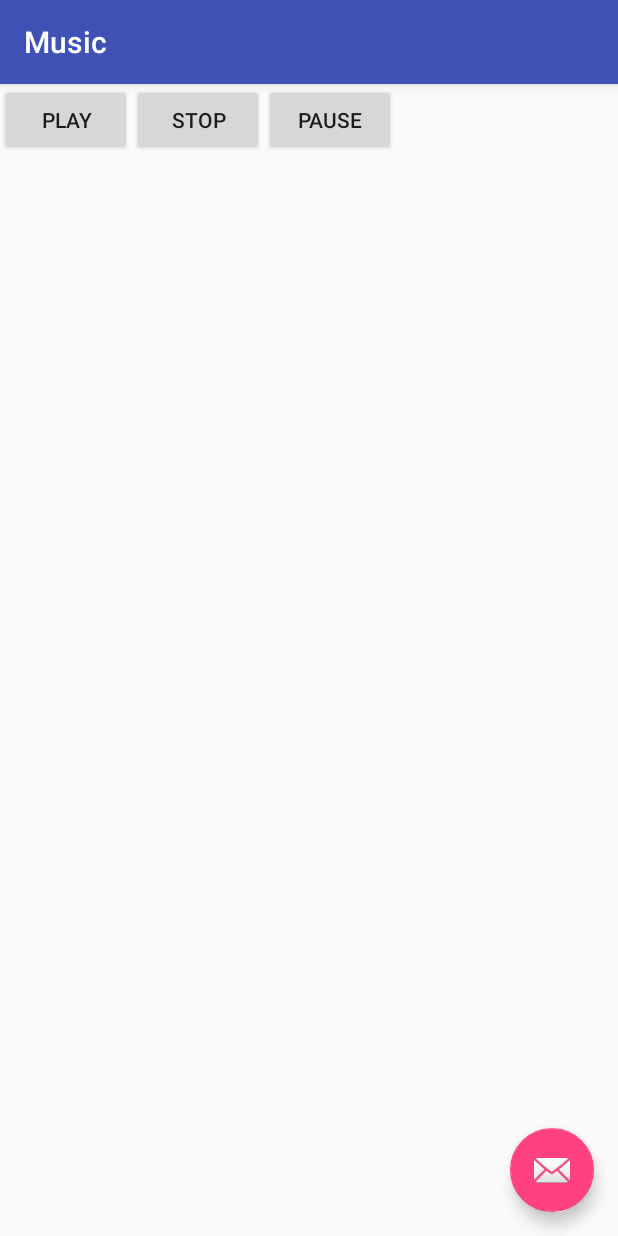
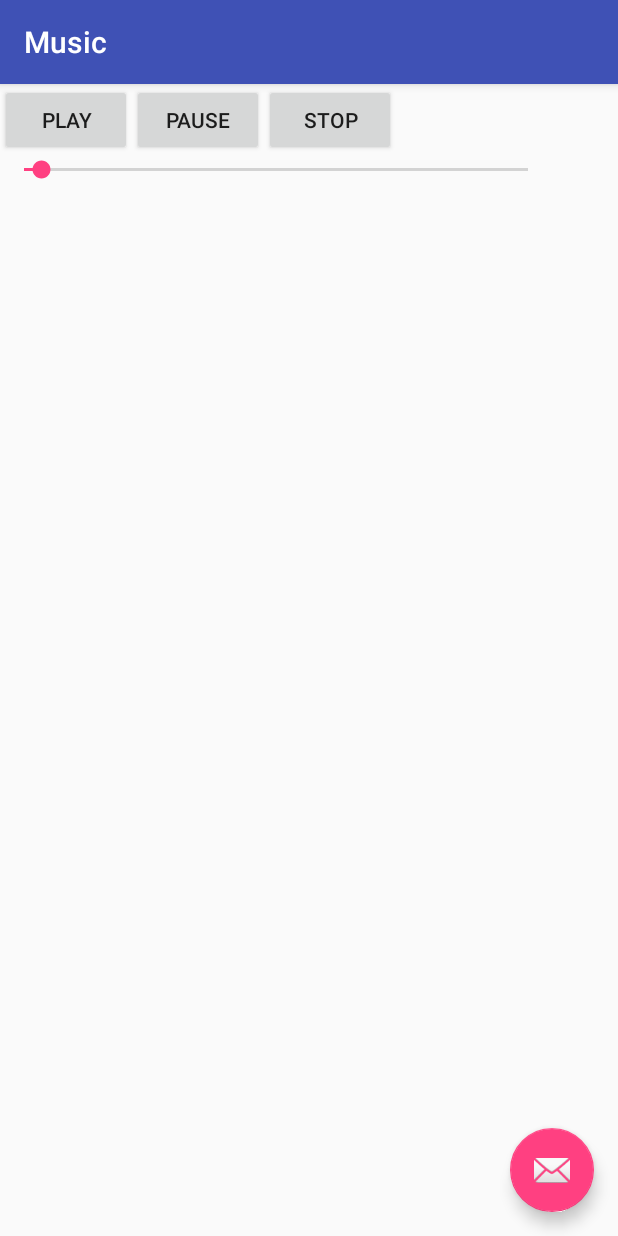
Before and after one commit to Kilon0821/Music_Project, an Android app: the Music screen opened directly, with no data from a screen before it, after a tap on "PLAY", on a phone screen of 412 x 824 dp. Run offline under Robolectric (Android 15) with nearby library versions, the phone set to English and light mode, and no system bars.

Commit message:
勉強做了一個進度條 但是問題很多

```diff
--- a/app/src/main/java/com/example/kiang/adroid_projrct/Music.java
+++ b/app/src/main/java/com/example/kiang/adroid_projrct/Music.java
@@ -2,17 +2,25 @@ package com.example.kiang.adroid_projrct;
 
 import android.media.MediaPlayer;
 import android.os.Bundle;
+import android.os.Handler;
+import android.support.design.widget.BaseTransientBottomBar;
 import android.support.design.widget.FloatingActionButton;
 import android.support.design.widget.Snackbar;
 import android.support.v7.app.AppCompatActivity;
 import android.support.v7.widget.Toolbar;
 import android.view.View;
 import android.widget.Button;
+import android.widget.SeekBar;
+
+import javax.xml.datatype.Duration;
 
 public class Music extends AppCompatActivity {
 
     private MediaPlayer player;
+    SeekBar seekBar;
+    int Duration;
     Button music1_star,music1_pause,music_stop;
+    Handler handler=new Handler();
 
     @Override
     protected void onCreate(Bundle savedInstanceState) {
@@ -35,7 +43,8 @@ public class Music extends AppCompatActivity {
             @Override
             public void onClick(View v) {
                 try{
-                    player.start();
+   //                 player.start();
+                    handler.post(start);
                 }catch(Exception e){}
 
             }
@@ -60,12 +69,49 @@ public class Music extends AppCompatActivity {
                 }catch (Exception e){}
             }
         });
+        player= MediaPlayer.create(this,R.raw.some_body_hurt_my_dick);
+
+        Duration=player.getDuration();
+        seekBar=(SeekBar)findViewById(R.id.SB);
+        seekBar.setMax(Duration);
+
+        SeekBar.OnSeekBarChangeListener sblist=new SeekBar.OnSeekBarChangeListener() {
+            @Override
+            public void onProgressChanged(SeekBar seekBar, int progress, boolean fromUser) {
+
+            }
+
+            @Override
+            public void onStartTrackingTouch(SeekBar seekBar) {
+
+            }
+
+            @Override
+            public void onStopTrackingTouch(SeekBar seekBar) {
+                player.seekTo(seekBar.getProgress());
+            }
+        };
 
     }
 
+    Runnable start=new Runnable() {
+        @Override
+        public void run() {
+            player.start();
+            handler.post(updateSeekbar);
+        }
+    };
+    Runnable updateSeekbar=new Runnable() {
+        @Override
+        public void run() {
+            seekBar.setProgress(player.getCurrentPosition());
+            handler.postDelayed(updateSeekbar,1000);
+        }
+    };
+
     public void onResume(){
         super.onResume();
-        player= MediaPlayer.create(this,R.raw.some_body_hurt_my_dick);
+       player= MediaPlayer.create(this,R.raw.some_body_hurt_my_dick);
         player.setOnCompletionListener(comL);
     }
 
--- a/app/src/main/res/layout/content_music.xml
+++ b/app/src/main/res/layout/content_music.xml
@@ -9,11 +9,18 @@
     tools:showIn="@layout/activity_music">
 
     <LinearLayout
-        android:layout_width="0dp"
+        android:layout_width="368dp"
         android:layout_height="495dp"
+        android:orientation="vertical"
+        tools:layout_editor_absoluteX="8dp"
+        tools:layout_editor_absoluteY="8dp">
+
+        <LinearLayout
+            android:layout_width="wrap_content"
+            android:layout_height="wrap_content"
             android:orientation="horizontal"
-        tools:layout_editor_absoluteY="8dp"
-        tools:layout_editor_absoluteX="8dp">
+            tools:layout_editor_absoluteX="8dp"
+            tools:layout_editor_absoluteY="8dp">
 
             <Button
                 android:id="@+id/music1_btn_star"
@@ -25,6 +32,15 @@
                 tools:layout_editor_absoluteY="16dp" />
 
             <Button
+                android:id="@+id/music1_btn_pause"
+                android:layout_width="wrap_content"
+                android:layout_height="wrap_content"
+                android:layout_weight="1"
+                android:text="pause"
+                tools:layout_editor_absoluteX="16dp"
+                tools:layout_editor_absoluteY="64dp" />
+
+            <Button
                 android:id="@+id/music1_btn_stop"
                 android:layout_width="wrap_content"
                 android:layout_height="wrap_content"
@@ -33,15 +49,12 @@
                 tools:layout_editor_absoluteX="16dp"
                 tools:layout_editor_absoluteY="112dp" />
 
-        <Button
-            android:id="@+id/music1_btn_pause"
-            android:layout_width="wrap_content"
-            android:layout_height="wrap_content"
-            android:layout_weight="1"
-            android:text="pause"
-            tools:layout_editor_absoluteX="16dp"
-            tools:layout_editor_absoluteY="64dp" />
+        </LinearLayout>
 
+        <SeekBar
+            android:id="@+id/SB"
+            android:layout_width="match_parent"
+            android:layout_height="wrap_content" />
     </LinearLayout>
 
 </android.support.constraint.ConstraintLayout>
```
Lines whose indentation alone changed are shown as unchanged.
